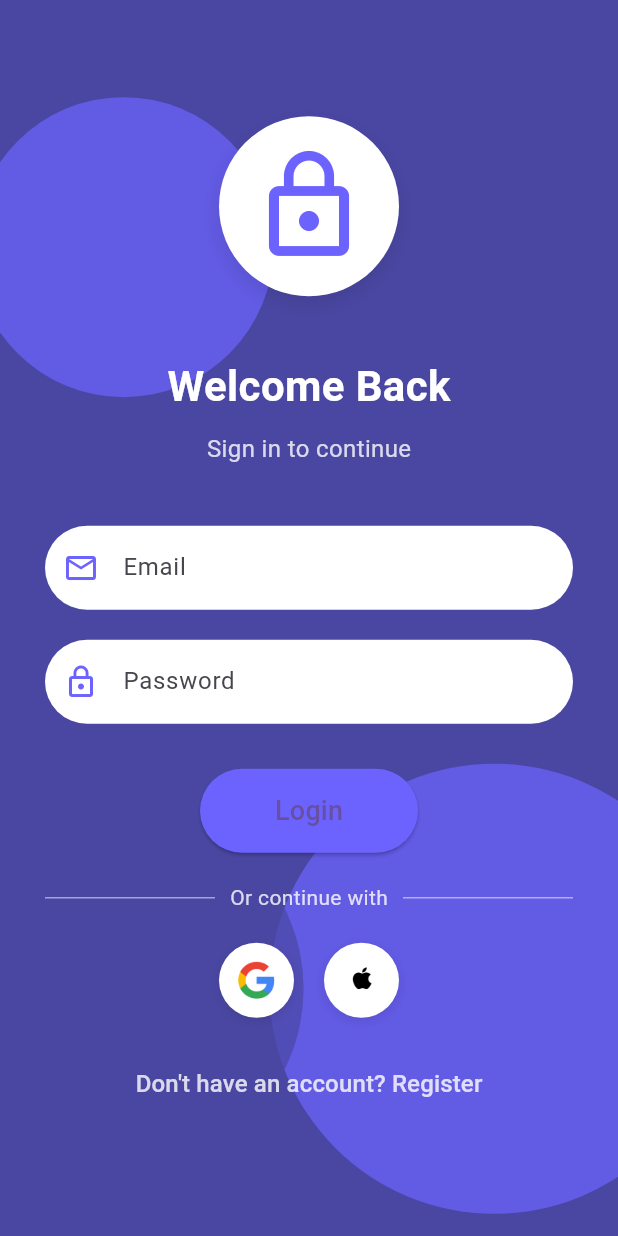
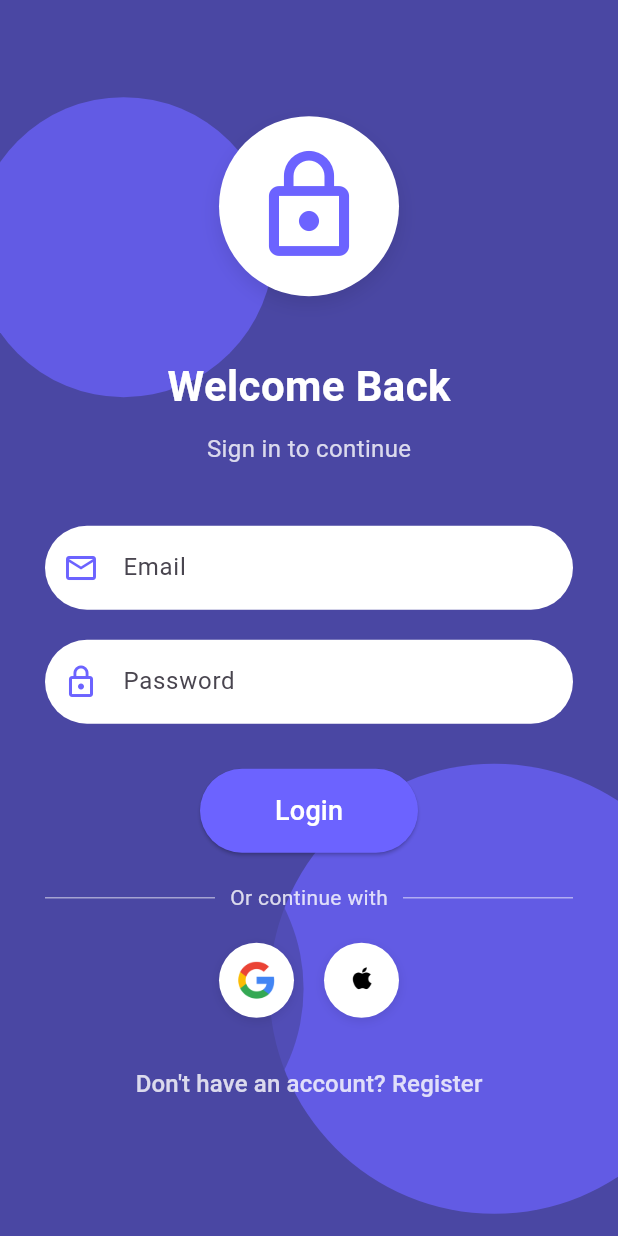
Before and after one commit to Vinit710/flutter_application_1, a Flutter app: the screen it shows after launch, on a phone screen of 412 x 824 dp. Run offline on Flutter 3.47's test engine with Material 3 defaults, Android fonts, the phone set to English and light mode, and no system bars.

Commit message:
Small change in login color to make it more visible

```diff
--- a/lib/pages/login_page.dart
+++ b/lib/pages/login_page.dart
@@ -73,28 +73,34 @@ class LoginPage extends StatelessWidget {
                         onPressed: () {},
                         style: ElevatedButton.styleFrom(
                           backgroundColor: const Color(0xFF6C63FF),
-                          padding: const EdgeInsets.symmetric(horizontal: 50, vertical: 15),
+                          padding: const EdgeInsets.symmetric(
+                              horizontal: 50, vertical: 15),
                           shape: RoundedRectangleBorder(
                             borderRadius: BorderRadius.circular(30),
                           ),
                         ),
                         child: const Text(
                           'Login',
-                          style: TextStyle(fontSize: 18),
+                          style: TextStyle(fontSize: 18, color: Colors.white),
                         ),
                       ),
                       const SizedBox(height: 20),
                       Row(
                         children: [
-                          Expanded(child: Divider(color: Colors.white.withOpacity(0.5))),
+                          Expanded(
+                              child: Divider(
+                                  color: Colors.white.withOpacity(0.5))),
                           Padding(
                             padding: const EdgeInsets.symmetric(horizontal: 10),
                             child: Text(
                               'Or continue with',
-                              style: TextStyle(color: Colors.white.withOpacity(0.8)),
+                              style: TextStyle(
+                                  color: Colors.white.withOpacity(0.8)),
                             ),
                           ),
-                          Expanded(child: Divider(color: Colors.white.withOpacity(0.5))),
+                          Expanded(
+                              child: Divider(
+                                  color: Colors.white.withOpacity(0.5))),
                         ],
                       ),
                       const SizedBox(height: 20),
@@ -111,7 +117,8 @@ class LoginPage extends StatelessWidget {
                         onPressed: () {
                           Navigator.push(
                             context,
-                            MaterialPageRoute(builder: (context) => const RegisterPage()),
+                            MaterialPageRoute(
+                                builder: (context) => const RegisterPage()),
                           );
                         },
                         child: Text(
```
